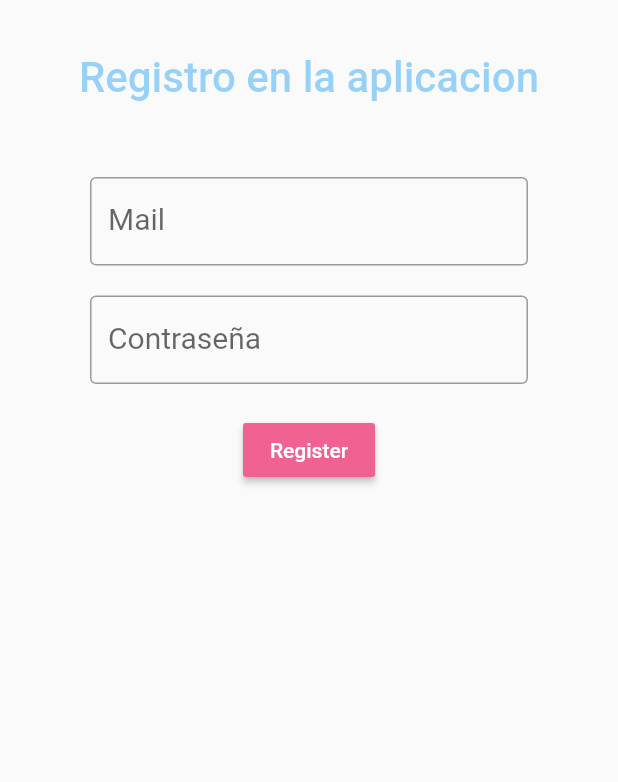
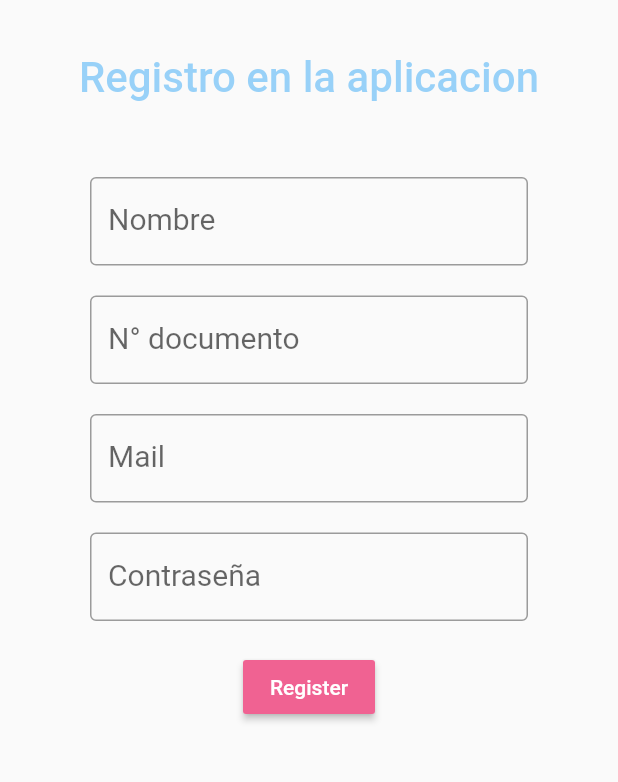
Before and after one commit to AppCOI-ITC/App, a Flutter app: the Register screen opened directly, on a phone screen of 412 x 824 dp, the part 84-866 px from its top. Run offline on Flutter 3.47's test engine with Material 2 defaults, Android fonts, the phone set to English and light mode, and no system bars; our stand-ins replace cloud_firestore, firebase_auth, firebase_core, flutter_spinkit; accounts and stored records are empty.

Commit message:
se implemento firebase cloud para que en el registro se añada nombre y dni

```diff
--- a/lib/screens/authenticate/register.dart
+++ b/lib/screens/authenticate/register.dart
@@ -18,6 +18,8 @@ class _RegisterState extends State<Register> {
   final _formKey =  GlobalKey<FormState>();
   bool loading = false;
   // Text field state
+  String nombre = '';
+  int documento;
   String email = '';
   String password = '';
   String error = '';
@@ -64,8 +66,30 @@ class _RegisterState extends State<Register> {
                   children: <Widget>[
                   SizedBox(height: 20.0),
                   TextFormField(
+                    decoration: textInputDecoration.copyWith(labelText: 'Nombre',hintText: 'Pedro Morales'),
+                    //validator: (val) => val.length < 6 ? 'ingrese un mail' : null,
+                    onChanged: (val) {
+                      setState(() => nombre = val);
+                    }
+                  ),
+                  SizedBox(height: 20.0),
+                  TextFormField(
+                    decoration: textInputDecoration.copyWith(labelText: 'N° documento',hintText: '12345678'),
+                    validator: (val) => val.length > 9 ? 'ingrese un dni valido' : null,
+                    onChanged: (val) {
+                      setState(() => documento = int.parse(val));
+                    }
+                  ),
+                  SizedBox(height: 20.0),
+                  TextFormField(
                     decoration: textInputDecoration.copyWith(labelText: 'Mail',hintText: 'ejemplo@mail.com'),
-                    validator: (val) => val.length < 6 ? 'ingrese un mail' : null,
+                    validator: (val) {
+                    if (!val.contains('@')){
+                        return 'ingrese un mail';
+                      }else{
+                        return null;
+                      }
+                    },
                     onChanged: (val) {
                       setState(() => email = val);
                     }
@@ -86,14 +110,14 @@ class _RegisterState extends State<Register> {
                       bool emailValid = RegExp(r"^[a-zA-Z0-9.a-zA-Z0-9.!#$%&'*+-/=?^_`{|}~]+@[a-zA-Z0-9]+\.[a-zA-Z]+").hasMatch(email);
                       if (emailValid) {
                         if (_formKey.currentState.validate()) {
-                          dynamic result = await _auth.registerWhitEmailAndPassword(email, password);
+                          dynamic result = await _auth.registerWhitEmailAndPassword(email, password,nombre,documento);
                           print(result);
                           if (result == null) {
                             loading = false;
                             setState(() => error = 'Write a valid email');
                           }
                         }
-                      }
+                      }else{loading = false;}
                     },
                     color: Colors.pink[300],
                     child: Text(
--- a/lib/screens/home/home.dart
+++ b/lib/screens/home/home.dart
@@ -1,7 +1,12 @@
+import 'package:cloud_firestore/cloud_firestore.dart';
+import 'package:firebase_auth/firebase_auth.dart';
 import 'package:firebase_core/firebase_core.dart';
 import 'package:flutter/material.dart';
 import 'package:flutter_app/screens/cuestionario/cuestionario.dart';
 import 'package:flutter_app/screens/services/auth.dart';
+import 'package:flutter_app/screens/services/database.dart';
+import 'package:provider/provider.dart';
+
 
 class Home extends StatelessWidget {
 
@@ -18,7 +23,7 @@ class Home extends StatelessWidget {
         child: ListView(
           children: [
             UserAccountsDrawerHeader(
-              accountName: Text('Prueba COI'),
+              accountName: Text('Nombre'),
               accountEmail: Text('campo de texto'),
               currentAccountPicture: CircleAvatar(
                 backgroundColor: Colors.grey[400],
--- a/lib/screens/services/auth.dart
+++ b/lib/screens/services/auth.dart
@@ -1,5 +1,6 @@
 import 'package:firebase_auth/firebase_auth.dart';
 import 'package:flutter_app/models/userR.dart';
+import 'package:flutter_app/screens/services/database.dart';
 
 /*
 For those who are watching this in 2020 , you should change part of code:
@@ -52,10 +53,14 @@ class AuthService {
   }
 
   // register with email & password
-  Future registerWhitEmailAndPassword(String email, String password) async {
+  Future registerWhitEmailAndPassword(String email, String password, String nombre, int documento) async {
     try {
       UserCredential result = await _auth.createUserWithEmailAndPassword(email: email.trim(), password: password.trim());
       User user = result.user;
+
+      //create a new dcument for the user whit the uid
+      await DatabaseService(uid: user.uid).updateUserData(email,nombre,documento);
+
       return _userFromFirebaseUser(user);
     } catch(e){
       print(e.toString());
--- /dev/null
+++ b/lib/screens/services/database.dart
@@ -0,0 +1,23 @@
+import 'package:cloud_firestore/cloud_firestore.dart';
+
+class DatabaseService {
+
+  final String uid;
+  DatabaseService({ this.uid});
+
+  // collection reference
+  final CollectionReference collectionBD = FirebaseFirestore.instance.collection('DataUsuarios');
+
+  Future updateUserData(String email,String nombre, int documento) async {
+    return await collectionBD.doc(uid).set({
+      'email': email,
+      'nombre': nombre,
+      'documento': documento,
+    });
+  }
+
+  //get stream
+  Stream<QuerySnapshot> get data {
+    return collectionBD.snapshots();
+  }
+}
```
Also changed, not shown: 1 other file.
